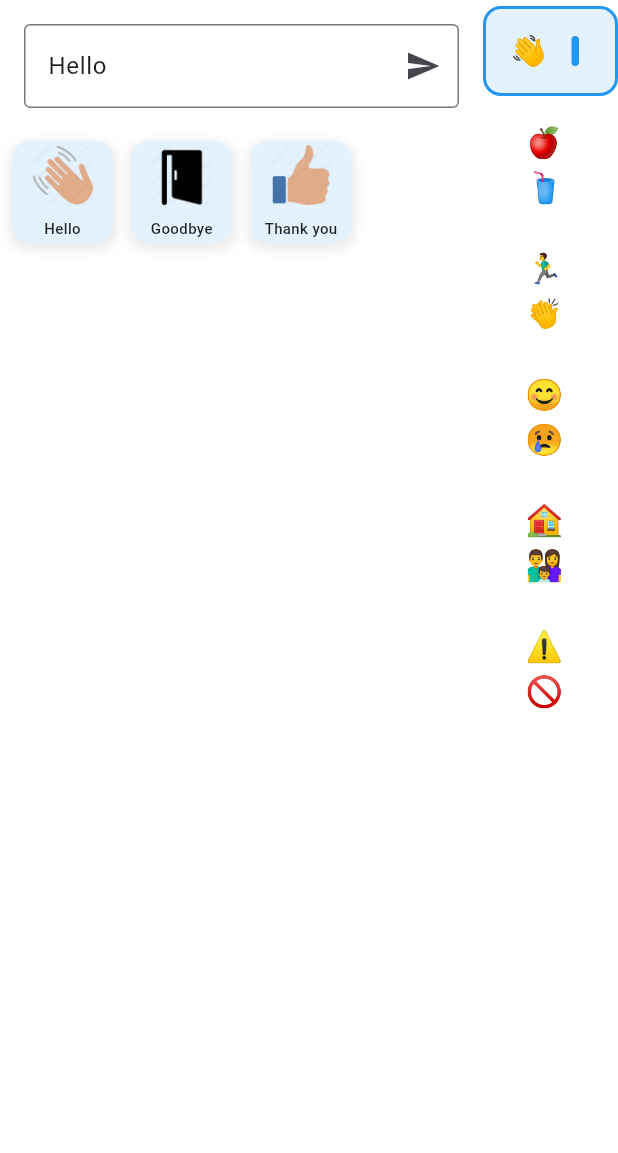
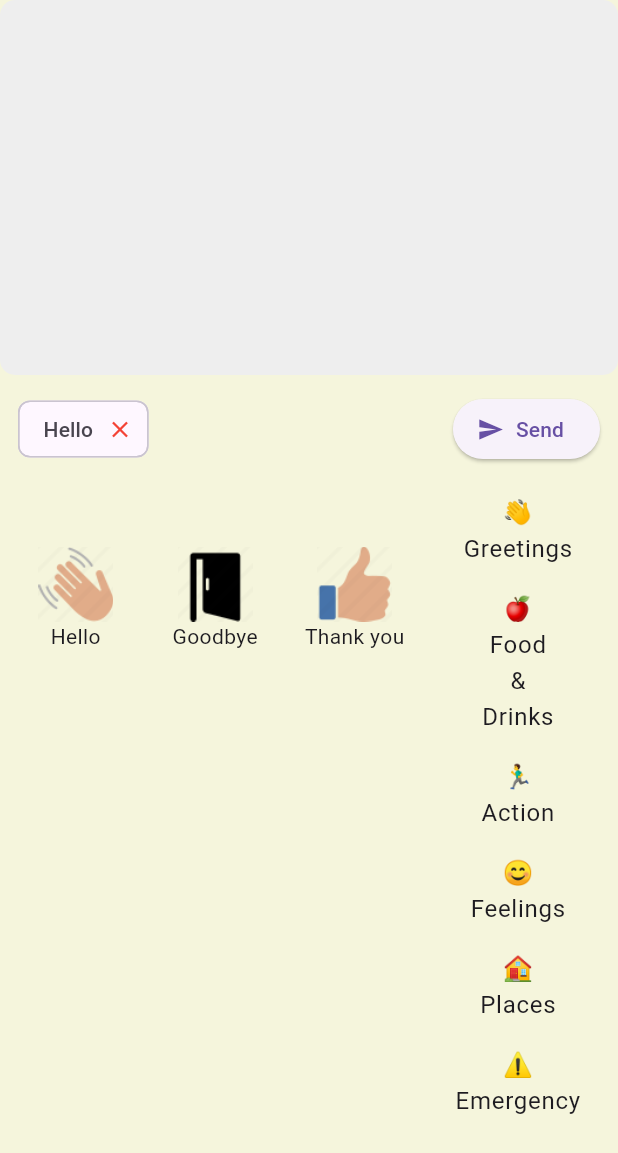
Before and after one commit to arasan-michelangelo/spectrumLink, a Flutter app: the AIAccTab widget shown alone on an empty page, opened directly, after a tap on "Hello", on a phone screen of 412 x 824 dp. Shown: the top 1153 px of the screen. Run offline on Flutter 3.47's test engine with Material 3 defaults, Android fonts, the phone set to English and light mode, and no system bars; our stand-ins replace camera, cloud_firestore, firebase_core; accounts and stored records are empty; network calls fail.

Commit message:
update the code with firestore, connection with backend and chat box

```diff
--- a/lib/pages/ai_aac_page.dart
+++ b/lib/pages/ai_aac_page.dart
@@ -1,19 +1,46 @@
+import 'dart:async';
+import 'dart:convert';
+import 'package:cloud_firestore/cloud_firestore.dart';
 import 'package:flutter/material.dart';
+import 'package:http/http.dart' as http;
+import 'package:spectrum_link/firestore/firestore.dart';
+
+String aiResponse = "";
+
+Future<void> sendDataToBackend(List<String> selectedPhrases, Function(String) updateChat) async {
+  final String url = "http://10.0.2.2:5000/process-aac"; // Local Testing
+
+  if (selectedPhrases.isEmpty) return;
+
+  Map<String, dynamic> requestData = {
+    for (int i = 0; i < selectedPhrases.length; i++) "card_${i + 1}": selectedPhrases[i]
+  };
+
+  try {
+    final response = await http.post(
+      Uri.parse(url),
+      headers: {"Content-Type": "application/json"},
+      body: jsonEncode(requestData),
+    );
+
+    if (response.statusCode == 200) {
+      final data = jsonDecode(response.body);
+      aiResponse = data["ai_generated_text"];
+      if (aiResponse.isNotEmpty) updateChat(aiResponse);
+    } else {
+      print("Error.statusCode: ${response.statusCode} - ${response.body}");
+    }
+  } catch (e) {
+    print("Request failed: $e");
+  }
+}
 
 class AIAccTab extends StatefulWidget {
   const AIAccTab({super.key});
 
-  @override
-  _AIAccTabState createState() => _AIAccTabState();
-}
-
-class _AIAccTabState extends State<AIAccTab>
-    with SingleTickerProviderStateMixin {
-  late TabController _tabController;
-
   static const List<Map<String, dynamic>> _aacPhrases = [
 {
-      "category": "👋",
+      "category": "👋 Greetings",
       "items": [
         {"text": "Hello", "icon": "assets/images/waving_hand.png"},
         {"text": "Goodbye", "icon": "assets/images/exit_to_app.webp"},
@@ -21,14 +48,14 @@ class _AIAccTabState extends State<AIAccTab>
       ],
     },
     {
-      "category": "🍎🥤",
+      "category": "🍎 Food & Drinks",
       "items": [
         {"text": "Apple", "icon": "assets/images/apple.png"},
         {"text": "Bananas", "icon": "assets/images/bananas.png"},
         {"text": "Bread", "icon": "assets/images/bread.png"},
         {"text": "Butter", "icon": "assets/images/butter.png"},
         {"text": "Cereals", "icon": "assets/images/cereals.png"},
-        {"text": "Chicken Leg", "icon": "assets/images/chicken-leg.png"},
+        {"text": "Chicken ", "icon": "assets/images/chicken-leg.png"},
         {"text": "Coconut", "icon": "assets/images/coconut.png"},
         {"text": "Durian", "icon": "assets/images/durian.png"},
         {"text": "Egg", "icon": "assets/images/egg.png"},
@@ -46,7 +73,7 @@ class _AIAccTabState extends State<AIAccTab>
         {"text": "Soda", "icon": "assets/images/soda.png"},
         {"text": "Spaghetti", "icon": "assets/images/spaguetti.png"},
         {
-          "text": "Strawberry Cake",
+          "text": "Cake",
           "icon": "assets/images/strawberry-cake.png",
         },
         {"text": "Strawberry", "icon": "assets/images/strawberry.png"},
@@ -55,7 +82,7 @@ class _AIAccTabState extends State<AIAccTab>
       ],
     },
     {
-      "category": "🏃‍♂️👏",
+      "category": "🏃‍♂️ Action",
       "items": [
         {"text": "Check", "icon": "assets/images/check.webp"},
         {"text": "Close", "icon": "assets/images/close.webp"},
@@ -69,14 +96,14 @@ class _AIAccTabState extends State<AIAccTab>
       ],
     },
     {
-      "category": "😊😢",
+      "category": "😊 Feelings",
       "items": [
         {"text": "Sad", "icon": "assets/images/sentiment_dissatisfied.webp"},
         {"text": "Smile", "icon": "assets/images/smile.png"},
       ],
     },
     {
-      "category": "🏠👨‍👩‍👦",
+      "category": "🏠 Places",
       "items": [
         {"text": "Boy", "icon": "assets/images/boy.png"},
         {"text": "Family", "icon": "assets/images/family.png"},
@@ -87,7 +114,7 @@ class _AIAccTabState extends State<AIAccTab>
       ],
     },
     {
-      "category": "⚠️🚫",
+      "category": "⚠️ Emergency",
       "items": [
         {"text": "Error", "icon": "assets/images/error.webp"},
         {"text": "Fire", "icon": "assets/images/fire.webp"},
@@ -97,199 +124,208 @@ class _AIAccTabState extends State<AIAccTab>
       ],
     },
   ];
+
+  @override
+  State<AIAccTab> createState() => _AIAccTabState();
+}
+
+class _AIAccTabState extends State<AIAccTab> {
+  List<String> selectedPhrases = [];
+  List<Map<String, dynamic>> _chatHistory = [];
+  bool isMaxReached = false;
   late Map<String, List<Map<String, String>>> _categories;
-  List<String> selectedPhrases = [];
   TextEditingController _textController = TextEditingController();
-  String _selectedCategory = _aacPhrases.first['category'];
+  TextEditingController _manualChatController = TextEditingController();
+  String _selectedCategory = AIAccTab._aacPhrases.first['category'];
 
   @override
   void initState() {
     super.initState();
-
-    // Extracting categories from _aacPhrases
     _categories = {
-      for (var category in _aacPhrases)
+      for (var category in AIAccTab._aacPhrases)
         category['category']: List<Map<String, String>>.from(category['items']),
     };
-
-    _tabController = TabController(length: _categories.length, vsync: this);
   }
 
-  void _onPhraseTap(String phrase) {
+  void addPhrase(String phrase) {
+    if (selectedPhrases.length < 5) {
       setState(() {
         selectedPhrases.add(phrase);
         _textController.text = selectedPhrases.join(" ");
+        isMaxReached = selectedPhrases.length == 5;
+      });
+    }
+  }
+
+  void sendToFirestore() async {
+    if (selectedPhrases.isEmpty) return;
+
+    Timestamp currentTimestamp = Timestamp.now();
+    await FirestoreService().createInputCard(selectedPhrases, currentTimestamp);
+
+    setState(() {
+      _chatHistory.add({"sender": "User", "messages": List.from(selectedPhrases)});
+      sendDataToBackend(selectedPhrases, updateChatHistory);
+      selectedPhrases.clear();
+      isMaxReached = false;
     });
   }
 
-  Future<void> _generateSentence() async {
-    if (selectedPhrases.isEmpty) return;
+  void sendManualChat() {
+    String userMessage = _manualChatController.text.trim();
+    if (userMessage.isEmpty) return;
 
-    String generatedSentence =
-        "Excuse me! I need help. Someone fainted on the road!";
     setState(() {
-      _textController.text += " " + generatedSentence;
+      _chatHistory.add({"sender": "User", "messages": [userMessage]});
+      _manualChatController.clear();
+    });
+
+    sendDataToBackend([userMessage], updateChatHistory);
+  }
+
+  void updateChatHistory(String response) {
+    setState(() {
+      _chatHistory.add({"sender": "AI", "messages": [response]});
     });
   }
 
   @override
   Widget build(BuildContext context) {
-    return Scaffold(
-      backgroundColor: Colors.transparent,
-      body: Row(
+    return Column( //Chat Box
+      children: [
+        Container(
+          height: 250,
+          padding: const EdgeInsets.all(10),
+          decoration: BoxDecoration(
+            color: Colors.grey.shade200,
+            borderRadius: BorderRadius.circular(10),
+          ),
+          child: ListView(
+            children: _chatHistory.map((chat) {
+              bool isUser = chat["sender"] == "User";
+              return Column(
+                crossAxisAlignment:
+                    isUser ? CrossAxisAlignment.end : CrossAxisAlignment.start,
+                children: [
+                  Text(
+                    isUser ? "You" : "AI Assistant",
+                    style: TextStyle(
+                      fontWeight: FontWeight.bold,
+                      color: isUser ? Colors.blue : Colors.green,
+                    ),
+                  ),
+                  Column(
+                    children: chat["messages"].map<Widget>((msg) {
+                      return Container(
+                        padding: const EdgeInsets.all(8),
+                        margin: const EdgeInsets.symmetric(vertical: 4),
+                        decoration: BoxDecoration(
+                          color: isUser ? Colors.blue : Colors.green,
+                          borderRadius: BorderRadius.circular(10),
+                        ),
+                        child: Text(
+                          msg,
+                          style: const TextStyle(color: Colors.white),
+                        ),
+                      );
+                    }).toList(),
+                  ),
+                ],
+              );
+            }).toList(),
+          ),
+        ),
+
+        Padding(
+          padding: const EdgeInsets.all(12.0),
+          child: Row(
             children: [
               Expanded(
-            child: Column(
-              children: [
-                Padding(
-                  padding: const EdgeInsets.all(16.0),
-                  child: TextField(
-                    controller: _textController,
-                    decoration: InputDecoration(
-                      hintText: "Selected words appear here...",
-                      border: OutlineInputBorder(),
-                      suffixIcon: IconButton(
-                        icon: const Icon(Icons.send),
-                        onPressed: _generateSentence,
+                child: Wrap(
+                  spacing: 8,
+                  children: selectedPhrases.map((phrase) {
+                    return Chip(
+                      label: Text(phrase),
+                      deleteIcon: Icon(Icons.close, size: 18, color: Colors.red),
+                      onDeleted: () {
+                        setState(() {
+                          selectedPhrases.remove(phrase);
+                          isMaxReached = false;
+                        });
+                      },
+                    );
+                  }).toList(),
                 ),
               ),
-                    readOnly: true,
+              ElevatedButton.icon(
+                onPressed: sendToFirestore,
+                icon: const Icon(Icons.send),
+                label: const Text("Send"),
+              ),
+            ],
           ),
         ),
+
         Expanded(
+          child: Row( //Grid Icon Box
+            children: [
+              Expanded(
+                flex: 3,
                 child: GridView.builder(
-                    padding: const EdgeInsets.symmetric(
-                      horizontal: 8,
-                      vertical: 6,
-                    ),
+                  padding: const EdgeInsets.all(10),
                   gridDelegate: SliverGridDelegateWithFixedCrossAxisCount(
-                      crossAxisCount:
-                          MediaQuery.of(context).size.width > 400 ? 4 : 3,
+                    crossAxisCount: 3,
                     crossAxisSpacing: 12,
                     mainAxisSpacing: 12,
-                      childAspectRatio: 1.0,
+                    childAspectRatio: 0.6,
                   ),
                   itemCount: _categories[_selectedCategory]?.length ?? 0,
                   itemBuilder: (context, index) {
-                      var phrases = _categories[_selectedCategory]!;
+                    var phrase = _categories[_selectedCategory]![index];
                     return InkWell(
-                        onTap: () => _onPhraseTap(phrases[index]['text']!),
-                        borderRadius: BorderRadius.circular(12),
-                        child: AnimatedContainer(
-                          duration: const Duration(milliseconds: 200),
-                          decoration: BoxDecoration(
-                            color: Colors.blue.shade50,
-                            borderRadius: BorderRadius.circular(12),
-                            boxShadow: [
-                              BoxShadow(
-                                color: Colors.grey.withOpacity(0.2),
-                                spreadRadius: 2,
-                                blurRadius: 5,
-                                offset: const Offset(0, 3),
-                              ),
-                            ],
-                          ),
+                      onTap: () {
+                        if (!isMaxReached) addPhrase(phrase['text']!);
+                      },
                       child: Column(
                         mainAxisAlignment: MainAxisAlignment.center,
                         children: [
-                              Image.asset(
-                                phrases[index]['icon']!,
-                                width: 40,
-                                height: 40,
-                                errorBuilder: (context, error, stackTrace) {
-                                  return Icon(
-                                    Icons.error,
-                                    size: 50,
-                                    color: Colors.red,
-                                  );
-                                },
-                              ),
-                              const SizedBox(height: 8),
-                              Text(
-                                phrases[index]['text']!,
-                                textAlign: TextAlign.center,
-                                style: const TextStyle(
-                                  fontSize: 10,
-                                  fontWeight: FontWeight.w500,
-                                  color: Colors.black87,
-                                ),
-                              ),
+                          Image.asset(phrase['icon']!, width: 50, height: 50),
+                          Text(phrase['text']!, textAlign: TextAlign.center),
                         ],
-                          ),
                       ),
                     );
                   },
                 ),
               ),
-              ],
-            ),
-          ),
+
               // Right-side Category List
               Container(
-            width: 90, // Adjust width as needed
-            color: Colors.transparent, // Transparent background
+                width: 125,
                 child: ListView.builder(
                   itemCount: _categories.keys.length,
                   itemBuilder: (context, index) {
                     String category = _categories.keys.elementAt(index);
-                bool isSelected = _selectedCategory == category;
+                    List<String> words = category.split(" "); // Split category into words
 
-                return Container(
-                  margin: EdgeInsets.symmetric(
-                    vertical: 4,
-                  ), // Space between items
-                  decoration: BoxDecoration(
-                    color:
-                        isSelected
-                            ? Colors.blue.shade50
-                            : Colors.transparent, // Highlight selected
-                    borderRadius: BorderRadius.circular(12), // Curved border
-                    border:
-                        isSelected
-                            ? Border.all(
-                              color: Colors.blue,
-                              width: 2,
-                            ) // White border on active
-                            : null,
+                    return ListTile(
+                      title: Column(
+                        mainAxisSize: MainAxisSize.min, // Prevent unnecessary space
+                        children: words.map((word) => Text(word, textAlign: TextAlign.center)).toList(),
                       ),
-                  child: ListTile(
-                    title: Text(
-                      category,
-                      textAlign: TextAlign.center,
-                      style: TextStyle(
-                        color:
-                            isSelected
-                                ? Colors.white
-                                : Colors
-                                    .grey[300], // White on active, grey on inactive
-                        fontWeight: FontWeight.w600,
-                        fontSize:20,
-
-                      ),
-                    ),
-                    trailing:
-                        isSelected
-                            ? Container(
-                              width: 5, // Thin vertical line
-                              height: 20,
-                              decoration: BoxDecoration(
-                                color: Colors.blue,
-                                borderRadius: BorderRadius.circular(5),
-                              ),
-                            )
-                            : null,
                       onTap: () {
                         setState(() {
                           _selectedCategory = category;
                         });
                       },
-                  ),
                     );
                   },
                 ),
               ),
+
             ],
           ),
+        ),
+      ],
     );
   }
 }
```
Lines whose indentation alone changed are shown as unchanged.
